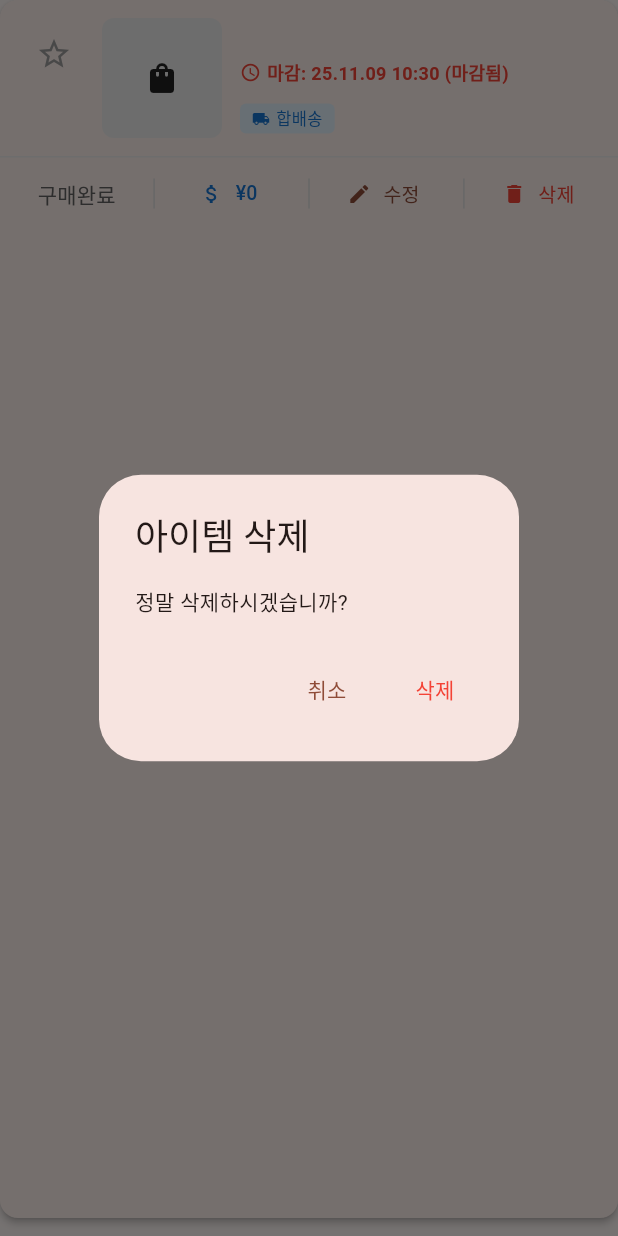
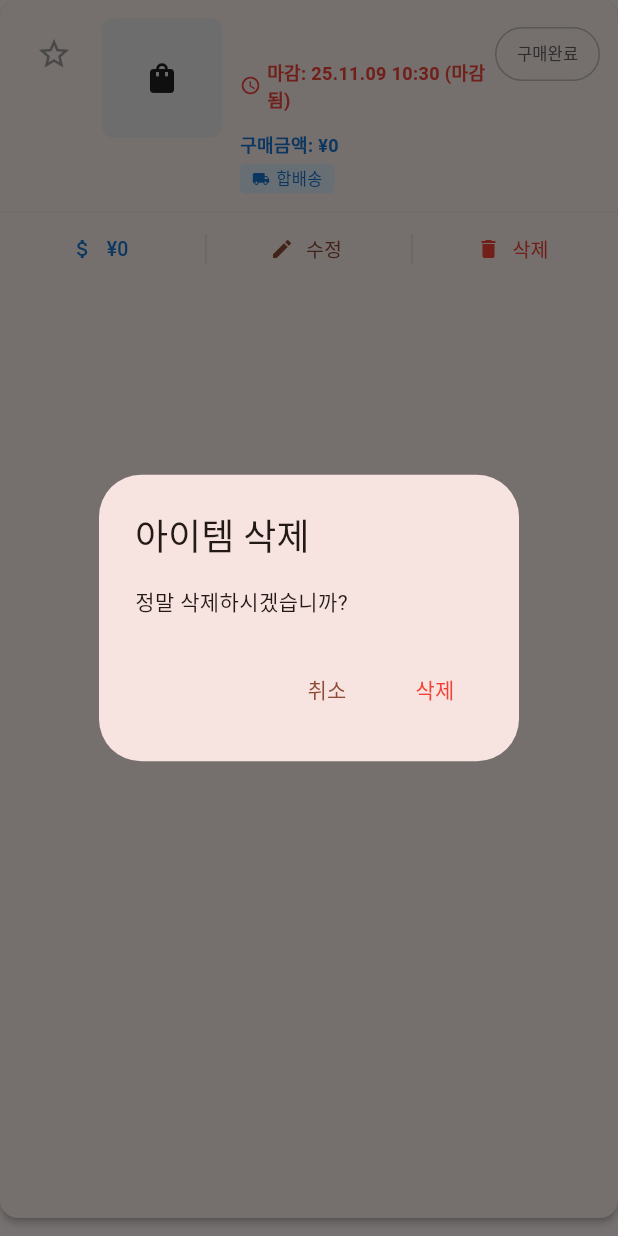
Before and after one commit to d8young525-sudo/auction-manager, a Flutter app: the ItemCard widget shown alone on an empty page, opened directly with empty values, after a tap on "구매완료", after a tap on "삭제", on a phone screen of 412 x 824 dp. Run offline on Flutter 3.47's test engine with Material 3 defaults, Android fonts, the light colour scheme and no system bars; our stand-ins replace cached_network_image, cloud_firestore, firebase_auth, firebase_core, flutter_local_notifications, timezone; accounts and stored records are empty.

Commit message:
fix: 구매완료 버튼 위치 및 시간 입력 UX 개선
구매완료 버튼 개선:
- ✅ 구매완료 버튼을 우측으로 이동 (좌측 즐겨찾기와 대칭)
- ✅ 테두리 버튼 스타일로 변경 (상태에 따라 색상 채움)
- ✅ 하단 버튼 3개로 간소화: [구매금액 | 수정 | 삭제]
- ✅ 구매금액 입력 후 카드 내부에도 표시

시간 입력 개선:
- ✅ 시계 UI 제거, 타이핑 입력 방식으로 변경
- ✅ 시/분 별도 입력 필드 (더 빠른 입력)
- ✅ 24시간 형식 안내 메시지 추가

개선 이유:
- 사용자 피드백: 구매완료 버튼이 하단에 있으면 혼란스러움
- 좌측 즐겨찾기 / 우측 구매완료로 대칭 구조
- 타이핑 입력이 시계 UI보다 빠르고 정확함

```diff
--- a/lib/widgets/item_card.dart
+++ b/lib/widgets/item_card.dart
@@ -231,6 +231,20 @@ class ItemCard extends StatelessWidget {
                             ),
                           ),
 
+                        // 구매금액 표시
+                        if (item.purchasePrice != null)
+                          Padding(
+                            padding: const EdgeInsets.only(top: 4),
+                            child: Text(
+                              '구매금액: ¥${NumberFormat('#,###').format(item.purchasePrice)}',
+                              style: TextStyle(
+                                fontSize: 12,
+                                color: Colors.blue.shade700,
+                                fontWeight: FontWeight.bold,
+                              ),
+                            ),
+                          ),
+
                         // 합배송 그룹
                         if (item.shippingGroupId != null) ...[
                           const SizedBox(height: 4),
@@ -266,12 +280,51 @@ class ItemCard extends StatelessWidget {
                       ],
                     ),
                   ),
+
+                  // 구매완료 버튼 (우측)
+                  Column(
+                    mainAxisSize: MainAxisSize.min,
+                    children: [
+                      OutlinedButton(
+                        onPressed: () {
+                          itemProvider.togglePurchased(item.id);
+                        },
+                        style: OutlinedButton.styleFrom(
+                          backgroundColor: item.isPurchased
+                              ? Colors.green.shade50
+                              : Colors.transparent,
+                          foregroundColor: item.isPurchased
+                              ? Colors.green.shade700
+                              : Colors.grey.shade700,
+                          side: BorderSide(
+                            color: item.isPurchased
+                                ? Colors.green.shade700
+                                : Colors.grey.shade400,
+                          ),
+                          padding: const EdgeInsets.symmetric(
+                            horizontal: 12,
+                            vertical: 8,
+                          ),
+                          minimumSize: const Size(70, 36),
+                        ),
+                        child: Text(
+                          '구매완료',
+                          style: TextStyle(
+                            fontSize: 11,
+                            fontWeight: item.isPurchased
+                                ? FontWeight.bold
+                                : FontWeight.normal,
+                          ),
+                        ),
+                      ),
+                    ],
+                  ),
                 ],
               ),
             ),
           ),
 
-          // 하단 버튼 (홈탭에서만 표시)
+          // 하단 버튼 3개: [구매금액 | 수정 | 삭제]
           if (showEditButtons)
             Container(
               decoration: BoxDecoration(
@@ -281,35 +334,6 @@ class ItemCard extends StatelessWidget {
               ),
               child: Row(
                 children: [
-                  // 구매완료 버튼
-                  Expanded(
-                    child: TextButton(
-                      onPressed: () {
-                        itemProvider.togglePurchased(item.id);
-                      },
-                      style: TextButton.styleFrom(
-                        backgroundColor: item.isPurchased
-                            ? Colors.green.shade50
-                            : Colors.transparent,
-                        foregroundColor: item.isPurchased
-                            ? Colors.green.shade700
-                            : Colors.grey.shade700,
-                      ),
-                      child: Text(
-                        '구매완료',
-                        style: TextStyle(
-                          fontWeight: item.isPurchased
-                              ? FontWeight.bold
-                              : FontWeight.normal,
-                        ),
-                      ),
-                    ),
-                  ),
-                  Container(
-                    width: 1,
-                    height: 20,
-                    color: Colors.grey.shade300,
-                  ),
                   // 구매금액입력 버튼
                   Expanded(
                     child: TextButton.icon(
```
Also changed, not shown: lib/screens/add/add_item_screen.dart (+75 -11 lines).
